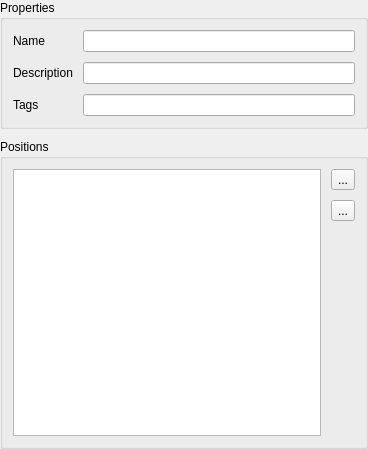
Old version of the form gui/hip_gui_pointeditor.ui in the repository FrankBlabu/Hippopunktur.
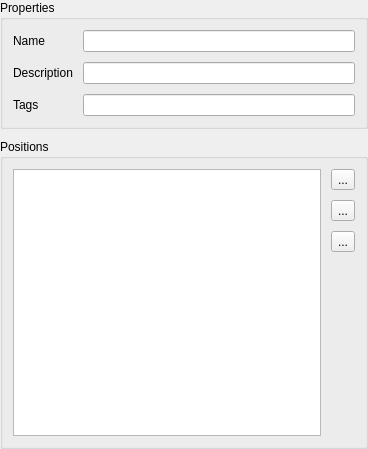
New version of the form.

The edit to the form file:
```diff
--- a/gui/hip_gui_pointeditor.ui
+++ b/gui/hip_gui_pointeditor.ui
@@ -69,6 +69,13 @@
           </property>
          </widget>
         </item>
+        <item>
+         <widget class="QToolButton" name="_edit_w">
+          <property name="text">
+           <string>...</string>
+          </property>
+         </widget>
+        </item>
         <item>
          <spacer name="_button_spacer_w">
           <property name="orientation">
```
